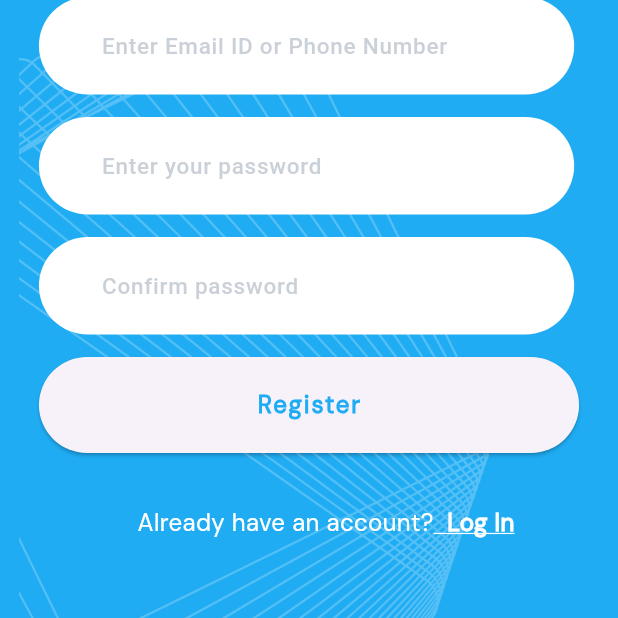
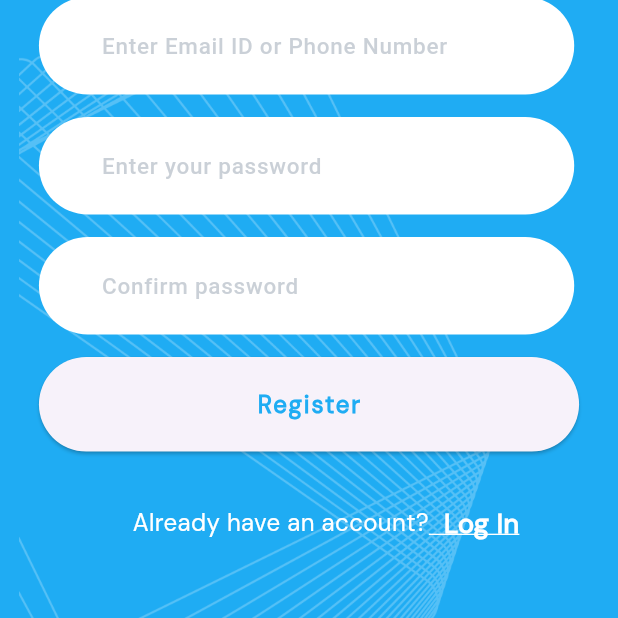
Before and after one commit to sarinkrishnan/Laundry_app_new, a Flutter app: the RegisterPage screen opened directly, on a phone screen of 412 x 824 dp, the part 618-1236 px from its top. Run offline on Flutter 3.47's test engine with Material 3 defaults, Android fonts, the phone set to English and light mode, and no system bars; our stand-ins replace carousel_slider, dotted_line, flutter_rating_bar, flutter_screenutil, gap, image_picker and 1 more; missing offline and left inert: radio_group_v2.

Commit message:
size changed

```diff
--- a/lib/prototype-screen/1-row-splash-page/4-register-page.dart
+++ b/lib/prototype-screen/1-row-splash-page/4-register-page.dart
@@ -75,7 +75,7 @@
               Gap(15.h),
               Center(
                 child: SizedBox(
-                    height: 64.h,
+                    height: 63.h,
                     width: 333.w,
                     child: ElevatedButton(
                       onPressed: () {
@@ -120,7 +120,7 @@
                       style: TextStyle(
                           decoration: TextDecoration.underline,
                           fontFamily: 'DM_Sans',
-                          fontSize: 16.sp,
+                          fontSize: 18.sp,
                           fontWeight: FontWeight.w700,
                           color: Color(0xffFFFFFF)),
                     ),
```
